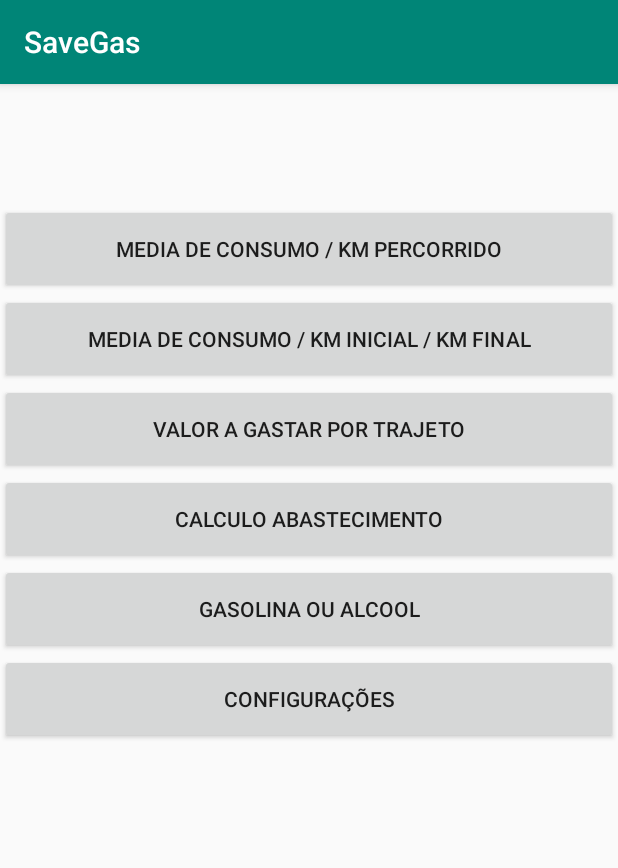
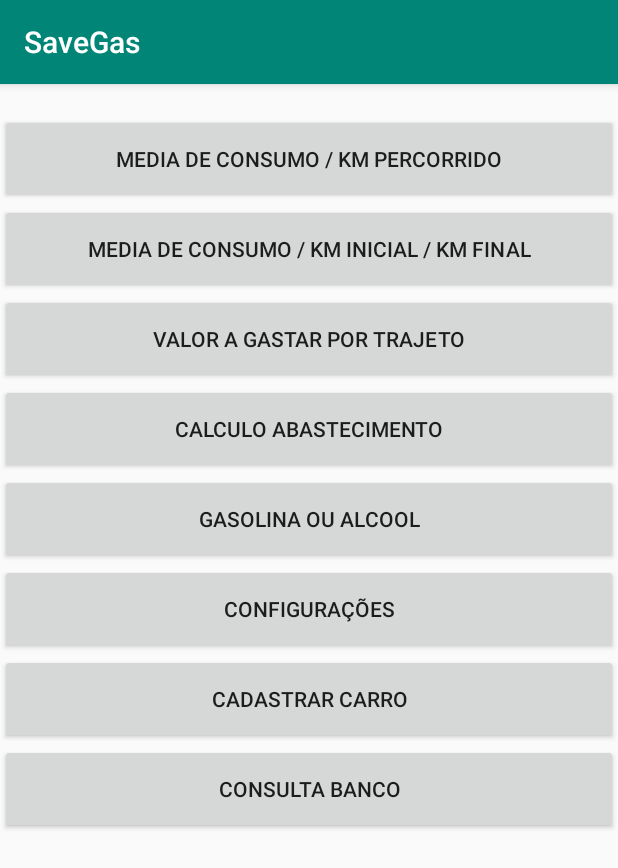
Before and after one commit to GuilhermeCunha/Gasolina, an Android app: the screen it shows after launch (MainActivity), on a phone screen of 412 x 824 dp. Shown: the top 868 px of the screen. Run offline under Robolectric (Android 15) with nearby library versions, the phone set to English and light mode, and no system bars; 2 statements that could not run were skipped.

Commit message:
BD não funcional

```diff
--- a/app/src/main/AndroidManifest.xml
+++ b/app/src/main/AndroidManifest.xml
@@ -12,7 +12,8 @@
         android:roundIcon="@mipmap/ic_launcher_round"
         android:supportsRtl="true"
         android:theme="@style/AppTheme">
-        <activity android:name=".CadastraCarro"></activity>
+        <activity android:name=".ConsultaBanco"></activity>
+        <activity android:name=".CadastraCarro" />
         <activity android:name=".configuracoes" />
         <activity android:name=".gasolinaOuAlcool" />
         <activity android:name=".calculoAbastecimento" />
@@ -26,6 +27,7 @@
                 <category android:name="android.intent.category.LAUNCHER" />
             </intent-filter>
         </activity>
+        <activity android:name=".Consulta" />
     </application>
 
 </manifest>
--- a/app/src/main/java/com/example/savegas/MainActivity.java
+++ b/app/src/main/java/com/example/savegas/MainActivity.java
@@ -1,10 +1,15 @@
 package com.example.savegas;
 
 import android.content.Intent;
+import android.database.sqlite.SQLiteDatabase;
+import android.net.Uri;
 import android.support.v7.app.AppCompatActivity;
 import android.os.Bundle;
 import android.view.View;
 import android.widget.Button;
+
+import Banco.BancoController;
+import Banco.CriaBanco;
 
 public class MainActivity extends AppCompatActivity {
     Button media1;
@@ -13,17 +18,27 @@
     Button calcAbastecimento;
     Button gasolinaAlcool;
     Button configuracoes;
-
+    Button cadastrarCarro;
+    Button consultaBanco;
     @Override
     protected void onCreate(Bundle savedInstanceState) {
         super.onCreate(savedInstanceState);
         setContentView(R.layout.activity_main);
+
+        CriaBanco banco = new CriaBanco(this);
+        SQLiteDatabase db = new SQLiteDatabase();
+
+        banco.onCreate(this);
+
         media1 = (Button) findViewById(R.id.media1);
         media2 = (Button) findViewById(R.id.media2);
         valorTrajeto = (Button) findViewById(R.id.valortrajeto);
         calcAbastecimento = (Button) findViewById(R.id.calculoabastecimento);
         gasolinaAlcool = (Button) findViewById(R.id.gasolinaalcool);
         configuracoes = (Button) findViewById(R.id.configuracoes);
+        cadastrarCarro = (Button) findViewById(R.id.cadastrarCarro);
+        consultaBanco = (Button) findViewById(R.id.consultaBanco);
+
 
         media1.setOnClickListener(new View.OnClickListener() {
             @Override
@@ -73,6 +88,23 @@
             }
         });
 
+        cadastrarCarro.setOnClickListener(new View.OnClickListener() {
+            @Override
+            public void onClick(View v) {
+                Intent i = new Intent(MainActivity.this, com.example.savegas.CadastraCarro.class);
+                startActivity(i);
+            }
+        });
+        consultaBanco.setOnClickListener(new View.OnClickListener() {
+            @Override
+            public void onClick(View v) {
+                Intent i = new Intent(MainActivity.this, com.example.savegas.ConsultaBanco.class);
+                startActivity(i);
+            }
+        });
+
+
+
 
     }
 }
--- a/app/src/main/res/layout/activity_main.xml
+++ b/app/src/main/res/layout/activity_main.xml
@@ -10,7 +10,7 @@
 
     <Button
         android:id="@+id/media1"
-        android:layout_marginTop="80dp"
+        android:layout_marginTop="20dp"
         android:layout_width="match_parent"
         android:layout_height="60dp"
         android:text="@string/media1"
@@ -52,5 +52,17 @@
         android:layout_height="60dp"
         android:text="@string/configuracoes"
         />
+    <Button
+        android:id="@+id/cadastrarCarro"
+        android:layout_width="match_parent"
+        android:layout_height="60dp"
+        android:text="@string/BotaoCadastrarCarro"
+        />
+    <Button
+        android:id="@+id/consultaBanco"
+        android:layout_width="match_parent"
+        android:layout_height="60dp"
+        android:text="Consulta Banco"
+        />
 
 </LinearLayout>
--- /dev/null
+++ b/app/src/main/res/layout/bla.xml
@@ -0,0 +1,6 @@
+<?xml version="1.0" encoding="utf-8"?>
+<LinearLayout
+    xmlns:android="http://schemas.android.com/apk/res/android" android:layout_width="match_parent"
+    android:layout_height="match_parent">
+
+</LinearLayout>
--- a/app/src/main/res/layout/layout_cadastra_carro.xml
+++ b/app/src/main/res/layout/layout_cadastra_carro.xml
@@ -33,5 +33,5 @@
         android:id="@+id/BotaoCadastrarCarro"
         android:layout_width="match_parent"
         android:layout_height="wrap_content"
-        android:text="Button" />
+        android:text="@string/BotaoCadastrarCarro" />
 </LinearLayout>
--- a/app/src/main/res/values/strings.xml
+++ b/app/src/main/res/values/strings.xml
@@ -24,5 +24,7 @@
     <string name="TxtConsumoCarro">Quantos Km/l de combustível o seu carro faz?</string>
     <string name="HintConsumoCarro">8.5</string>
     <string name="BotaoCadastrarCarro">Cadastrar Carro</string>
+    <string name="TxtConsultarCarroPorNome">Nome do carro:</string>
+    <string name="BotaoBuscarCarro">Buscar Carro</string>
 
 </resources>
```
Also changed, not shown: app/src/main/java/Banco/BancoController.java (+29 -1 lines), app/src/main/java/com/example/savegas/CadastraCarro.java (+27 -0 lines), app/src/main/java/com/example/savegas/ConsultaBanco.java (added, +40 -0 lines), app/src/main/res/layout/layout_consulta_banco.xml (added, +25 -0 lines).
